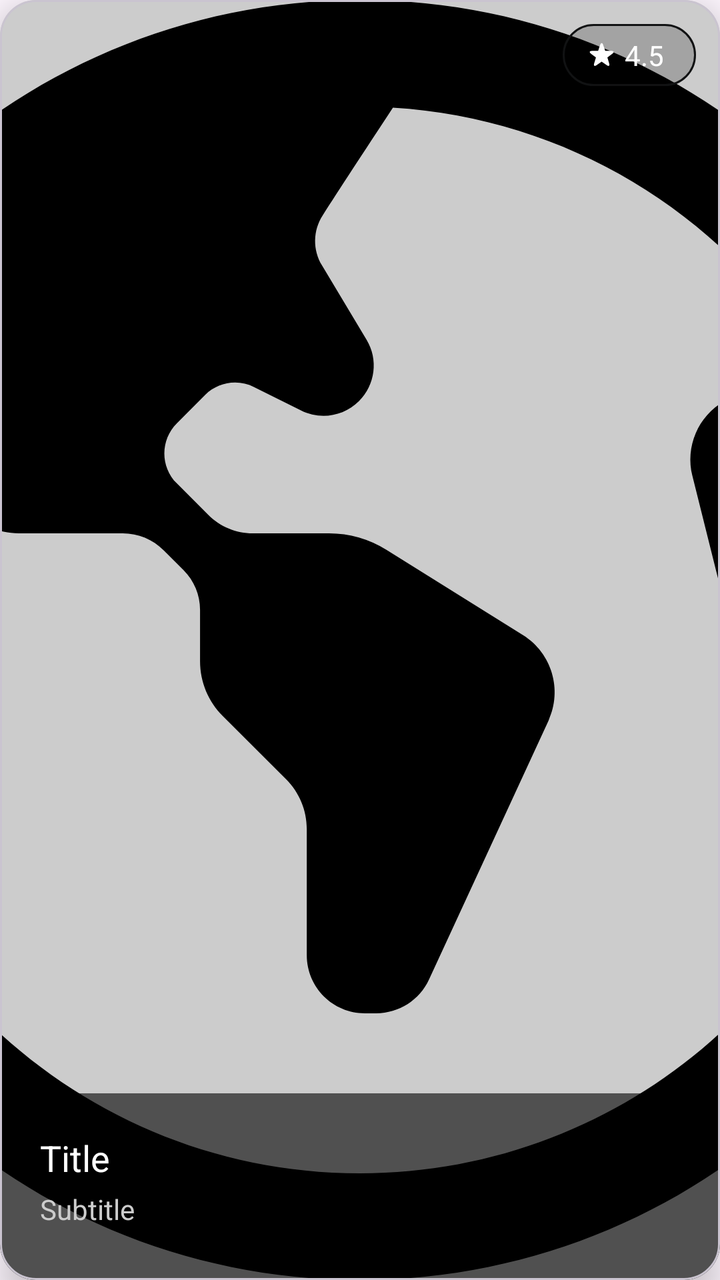
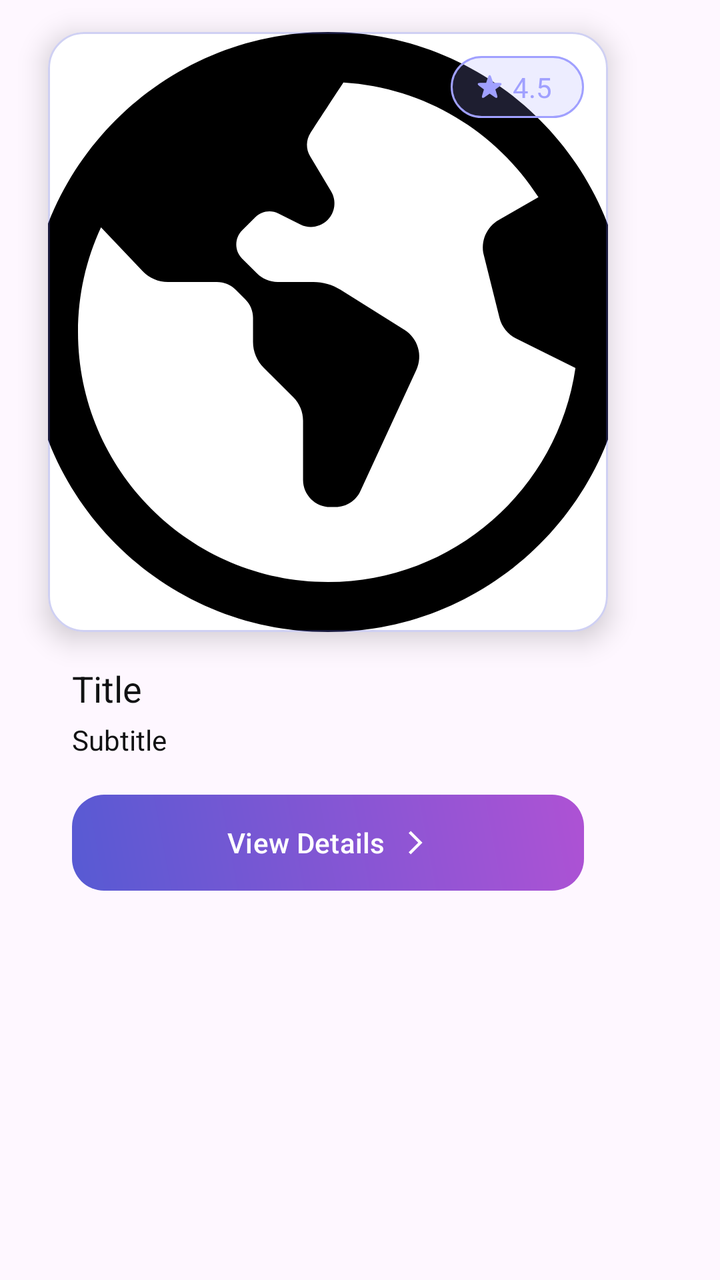

An Android layout rendered at two revisions. The XML below is the earlier revision; the diff shows what the commit changed to produce the second picture.
<!-- AndroidManifest.xml: application theme Theme.SpaceAdvisor -->
<!-- res/layout/item_trending_destination.xml -->
<?xml version="1.0" encoding="utf-8"?>
<com.google.android.material.card.MaterialCardView xmlns:android="http://schemas.android.com/apk/res/android"
    xmlns:app="http://schemas.android.com/apk/res-auto"
    android:layout_width="250dp"
    android:layout_height="300dp"
    android:layout_margin="10dp"
    android:backgroundTint="@color/background"
    android:clickable="true"
    android:focusable="true"
    app:cardCornerRadius="18dp"
    app:cardElevation="10dp">


    <RelativeLayout
        android:layout_width="match_parent"
        android:layout_height="match_parent">

        <ImageView
            android:id="@+id/trend_dest_image_item"
            android:layout_width="match_parent"
            android:layout_height="match_parent"
            android:clickable="true"
            android:scaleType="centerCrop"
            android:src="@drawable/ic_home_earth" />

        <View
            android:id="@+id/trend_dest_card_item"
            android:layout_width="match_parent"
            android:layout_height="match_parent"
            android:background="@color/transparent_black_20" />

        <LinearLayout
            android:id="@+id/dest_rating_chip_carousel_item"
            android:layout_width="wrap_content"
            android:layout_height="wrap_content"
            android:layout_alignParentTop="true"
            android:layout_alignParentEnd="true"
            android:layout_marginTop="12dp"
            android:layout_marginEnd="12dp"
            android:background="@drawable/custom_text_gray_background"
            android:gravity="center"
            android:paddingHorizontal="12dp"
            android:paddingVertical="6dp">

            <ImageView
                android:layout_width="15dp"
                android:layout_height="15dp"
                android:scaleType="centerCrop"
                android:src="@drawable/ic_rating_star_filled"
                app:tint="@color/white" />

            <TextView
                android:id="@+id/trend_dest_rating_item"
                android:layout_width="wrap_content"
                android:layout_height="wrap_content"
                android:paddingHorizontal="4dp"
                android:text="4.5"
                android:textColor="@color/white"
                android:textSize="14sp" />

        </LinearLayout>

        <LinearLayout
            android:id="@+id/trend_dest_details_container_item"
            android:layout_width="match_parent"
            android:layout_height="wrap_content"
            android:layout_alignParentBottom="true"
            android:background="@color/transparent_black_60"
            android:orientation="vertical"
            android:paddingHorizontal="20dp"
            android:paddingVertical="20dp">


            <TextView
                android:id="@+id/trend_dest_title_item"
                android:layout_width="wrap_content"
                android:layout_height="wrap_content"
                android:layout_marginBottom="4dp"
                android:text="Title"
                android:textColor="@color/white"
                android:textSize="18sp" />

            <TextView
                android:id="@+id/trend_dest_subtitle_item"
                android:layout_width="wrap_content"
                android:layout_height="wrap_content"
                android:layout_marginBottom="6dp"
                android:text="Subtitle"
                android:textColor="@color/gray_light"
                android:textSize="14sp" />

            
            
            
            
            
            
            
            
            
            
            
            
            
        </LinearLayout>

    </RelativeLayout>

</com.google.android.material.card.MaterialCardView>
<!-- resources referenced by this layout -->
<resources>
  <color name="background">@color/white</color>
  <color name="gray_light">#CCCCCC</color>
  <color name="transparent_black_20">#33000000</color>
  <color name="transparent_black_60">#9A000000</color>
  <color name="white">#FFFFFFFF</color>
  <!-- drawable custom_text_gray_background (drawable) -->
  <?xml version="1.0" encoding="utf-8"?>
  <shape xmlns:android="http://schemas.android.com/apk/res/android">
      <solid android:color="@color/chip_fill_quaternary" />
      <stroke
          android:width="1dp"
          android:color="@color/chip_quaternary" />
      <corners android:radius="16dp" />
  </shape>
  <style name="Theme.SpaceAdvisor" parent="Base.Theme.SpaceAdvisor">
          <item name="colorPrimary">@color/primary</item>
          <item name="customColorPrimary">@color/primary</item>
          <item name="customColorPrimaryGlow">@color/primary_glow</item>
          <item name="customColorPrimaryFaded">@color/primary_faded</item>
          <item name="customColorPrimaryLight">@color/primary_light</item>
          <item name="customColorPrimaryVariant">@color/primary_variant</item>
          <item name="customColorPrimaryVariantFaded">@color/primary_variant_faded</item>
      </style>
  <color name="chip_fill_quaternary">@color/transparent_black_20</color>
  <color name="chip_quaternary">@color/deep_black</color>
  <style name="Base.Theme.SpaceAdvisor" parent="Theme.Material3.DayNight.NoActionBar">
          <item name="colorPrimary">@color/primary</item>
      </style>
  <color name="primary">@color/space_purple</color>
  <color name="primary_glow">@color/space_purple_glow</color>
  <color name="primary_faded">@color/space_purple_faded</color>
  <color name="primary_light">@color/space_purple_light</color>
  <color name="primary_variant">@color/space_pink</color>
  <color name="primary_variant_faded">@color/space_pink_faded</color>
  <color name="deep_black">#111213</color>
  <color name="space_purple">#575AD3</color>
  <color name="space_purple_glow">#48575AD3</color>
  <color name="space_purple_faded">#50A0A0FF</color>
  <color name="space_purple_light">#A0A0FF</color>
  <color name="space_pink">#AE52D4</color>
  <color name="space_pink_faded">#20AE52D4</color>
  <!-- unchanged entries left out for length: 2 -->
</resources>

<!-- the commit's change to res/layout/item_trending_destination.xml (unified diff, before → after) -->
@@ -1,75 +1,82 @@
 <?xml version="1.0" encoding="utf-8"?>
 <com.google.android.material.card.MaterialCardView xmlns:android="http://schemas.android.com/apk/res/android"
     xmlns:app="http://schemas.android.com/apk/res-auto"
-    android:layout_width="250dp"
-    android:layout_height="300dp"
-    android:layout_margin="10dp"
-    android:backgroundTint="@color/background"
-    android:clickable="true"
-    android:focusable="true"
-    app:cardCornerRadius="18dp"
-    app:cardElevation="10dp">
+    android:layout_width="wrap_content"
+    android:layout_height="wrap_content"
+    android:backgroundTint="@color/transparent"
+    app:strokeWidth="0dp">
 
+    <LinearLayout
+        android:layout_width="wrap_content"
+        android:layout_height="wrap_content"
+        android:orientation="vertical">
 
-    <RelativeLayout
-        android:layout_width="match_parent"
-        android:layout_height="match_parent">
+        <com.google.android.material.card.MaterialCardView
+            android:id="@+id/dest_card_item_trending_dest"
+            android:layout_width="280dp"
+            android:layout_height="300dp"
+            android:layout_marginHorizontal="24dp"
+            android:layout_marginVertical="16dp"
+            app:cardBackgroundColor="@color/background"
+            app:cardCornerRadius="18dp"
+            app:cardElevation="8dp"
+            app:strokeColor="?attr/customColorPrimaryFaded"
+            app:strokeWidth="1dp">
 
-        <ImageView
-            android:id="@+id/trend_dest_image_item"
-            android:layout_width="match_parent"
-            android:layout_height="match_parent"
-            android:clickable="true"
-            android:scaleType="centerCrop"
-            android:src="@drawable/ic_home_earth" />
+            <RelativeLayout
+                android:layout_width="match_parent"
+                android:layout_height="wrap_content">
 
-        <View
-            android:id="@+id/trend_dest_card_item"
-            android:layout_width="match_parent"
-            android:layout_height="match_parent"
-            android:background="@color/transparent_black_20" />
+                <ImageView
+                    android:id="@+id/trend_dest_image_item"
+                    android:layout_width="match_parent"
+                    android:layout_height="match_parent"
+                    android:clickable="true"
+                    android:focusable="true"
+                    android:scaleType="centerCrop"
+                    android:src="@drawable/ic_home_earth" />
+
+                <LinearLayout
+                    android:id="@+id/dest_rating_chip_carousel_item"
+                    android:layout_width="wrap_content"
+                    android:layout_height="wrap_content"
+                    android:layout_alignTop="@+id/trend_dest_image_item"
+                    android:layout_alignEnd="@+id/trend_dest_image_item"
+                    android:layout_marginTop="12dp"
+                    android:layout_marginEnd="12dp"
+                    android:background="@drawable/bg_primary_light_stroke"
+                    android:gravity="center"
+                    android:paddingHorizontal="12dp"
+                    android:paddingVertical="6dp">
+
+                    <ImageView
+                        android:layout_width="15dp"
+                        android:layout_height="15dp"
+                        android:scaleType="centerCrop"
+                        android:src="@drawable/ic_rating_star_filled"
+                        app:tint="?attr/customColorPrimaryLight" />
+
+                    <TextView
+                        android:id="@+id/trend_dest_rating_item"
+                        android:layout_width="wrap_content"
+                        android:layout_height="wrap_content"
+                        android:paddingHorizontal="4dp"
+                        android:text="4.5"
+                        android:textColor="?attr/customColorPrimaryLight"
+                        android:textSize="14sp" />
+
+                </LinearLayout>
+
+            </RelativeLayout>
+
+        </com.google.android.material.card.MaterialCardView>
 
         <LinearLayout
-            android:id="@+id/dest_rating_chip_carousel_item"
-            android:layout_width="wrap_content"
-            android:layout_height="wrap_content"
-            android:layout_alignParentTop="true"
-            android:layout_alignParentEnd="true"
-            android:layout_marginTop="12dp"
-            android:layout_marginEnd="12dp"
-            android:background="@drawable/custom_text_gray_background"
-            android:gravity="center"
-            android:paddingHorizontal="12dp"
-            android:paddingVertical="6dp">
-
-            <ImageView
-                android:layout_width="15dp"
-                android:layout_height="15dp"
-                android:scaleType="centerCrop"
-                android:src="@drawable/ic_rating_star_filled"
-                app:tint="@color/white" />
-
-            <TextView
-                android:id="@+id/trend_dest_rating_item"
-                android:layout_width="wrap_content"
-                android:layout_height="wrap_content"
-                android:paddingHorizontal="4dp"
-                android:text="4.5"
-                android:textColor="@color/white"
-                android:textSize="14sp" />
-
-        </LinearLayout>
-
-        <LinearLayout
-            android:id="@+id/trend_dest_details_container_item"
             android:layout_width="match_parent"
             android:layout_height="wrap_content"
-            android:layout_alignParentBottom="true"
-            android:background="@color/transparent_black_60"
+            android:layout_marginHorizontal="24dp"
             android:orientation="vertical"
-            android:paddingHorizontal="20dp"
-            android:paddingVertical="20dp">
-
+            android:paddingHorizontal="12dp">
 
             <TextView
                 android:id="@+id/trend_dest_title_item"
@@ -77,33 +84,36 @@
                 android:layout_height="wrap_content"
                 android:layout_marginBottom="4dp"
                 android:text="Title"
-                android:textColor="@color/white"
+                android:textColor="@color/title"
                 android:textSize="18sp" />
 
             <TextView
                 android:id="@+id/trend_dest_subtitle_item"
-                android:layout_width="wrap_content"
+                android:layout_width="match_parent"
                 android:layout_height="wrap_content"
                 android:layout_marginBottom="6dp"
                 android:text="Subtitle"
-                android:textColor="@color/gray_light"
+                android:textColor="@color/subtitle"
                 android:textSize="14sp" />
 
-            
-            
-            
-            
-            
-            
-            
-            
-            
-            
-            
-            
-            
+            <com.google.android.material.button.MaterialButton
+                android:id="@+id/btn_explore_trend_dest_item"
+                android:layout_width="match_parent"
+                android:layout_height="wrap_content"
+                android:layout_marginTop="12dp"
+                android:background="@drawable/bg_gradient"
+                android:text="View Details"
+                android:textColor="@color/on_primary"
+                android:textSize="14sp"
+                app:backgroundTint="@null"
+                app:cornerRadius="10dp"
+                app:icon="@drawable/ic_arrow_right"
+                app:iconGravity="textEnd"
+                app:iconSize="14dp"
+                app:iconTint="@color/on_primary" />
+
         </LinearLayout>
 
-    </RelativeLayout>
+    </LinearLayout>
 
 </com.google.android.material.card.MaterialCardView>
<!-- resource entries referenced after the edit -->
@@ -1,44 +1,57 @@
 <!-- resources referenced by this layout -->
 <resources>
   <color name="background">@color/white</color>
-  <color name="gray_light">#CCCCCC</color>
-  <color name="transparent_black_20">#33000000</color>
-  <color name="transparent_black_60">#9A000000</color>
-  <color name="white">#FFFFFFFF</color>
-  <!-- drawable custom_text_gray_background (drawable) -->
+  <color name="on_primary">@color/white</color>
+  <color name="subtitle">@color/secondary</color>
+  <color name="title">@color/secondary</color>
+  <color name="transparent">#00000000</color>
+  <!-- drawable bg_gradient (drawable) -->
   <?xml version="1.0" encoding="utf-8"?>
-  <shape xmlns:android="http://schemas.android.com/apk/res/android">
-      <solid android:color="@color/chip_fill_quaternary" />
+  <shape xmlns:android="http://schemas.android.com/apk/res/android"
+      android:shape="rectangle">
+      <corners android:radius="16dp" />
+      <gradient
+          android:angle="45"
+          android:endColor="?attr/customColorPrimaryVariant"
+          android:startColor="?attr/customColorPrimary"
+          android:type="linear" />
+  
+  </shape>
+  <!-- drawable bg_primary_light_stroke (drawable) -->
+  <?xml version="1.0" encoding="utf-8"?>
+  <shape xmlns:android="http://schemas.android.com/apk/res/android"
+      android:shape="rectangle">
+      <corners android:radius="20dp" />
+      <solid android:color="?attr/customColorPrimaryLightFaded" />
       <stroke
           android:width="1dp"
-          android:color="@color/chip_quaternary" />
-      <corners android:radius="16dp" />
+          android:color="?attr/customColorPrimaryLight" />
   </shape>
+  <!-- drawable ic_arrow_right (drawable) -->
+  <vector xmlns:android="http://schemas.android.com/apk/res/android" android:autoMirrored="true" android:height="24dp" android:tint="#000000" android:viewportHeight="960" android:viewportWidth="960" android:width="24dp">
+        
+      <path android:fillColor="@android:color/white" android:pathData="M321,880L250,809L579,480L250,151L321,80L721,480L321,880Z"/>
+      
+  </vector>
+  <color name="white">#FFFFFFFF</color>
+  <color name="secondary">@color/deep_black</color>
   <style name="Theme.SpaceAdvisor" parent="Base.Theme.SpaceAdvisor">
-          <item name="colorPrimary">@color/primary</item>
-          <item name="customColorPrimary">@color/primary</item>
-          <item name="customColorPrimaryGlow">@color/primary_glow</item>
-          <item name="customColorPrimaryFaded">@color/primary_faded</item>
-          <item name="customColorPrimaryLight">@color/primary_light</item>
-          <item name="customColorPrimaryVariant">@color/primary_variant</item>
-          <item name="customColorPrimaryVariantFaded">@color/primary_variant_faded</item>
+          <item name="colorPrimary">@color/space_purple</item>
+          <item name="customColorPrimary">@color/space_purple</item>
+          <item name="customColorPrimaryFaded">@color/space_purple_faded</item>
+          <item name="customColorPrimaryLight">@color/space_purple_light</item>
+          <item name="customColorPrimaryLightFaded">@color/space_purple_light_faded</item>
+          <item name="customColorPrimaryVariant">@color/space_pink</item>
+          <item name="customColorPrimaryVariantFaded">@color/space_pink_faded</item>
       </style>
-  <color name="chip_fill_quaternary">@color/transparent_black_20</color>
-  <color name="chip_quaternary">@color/deep_black</color>
   <style name="Base.Theme.SpaceAdvisor" parent="Theme.Material3.DayNight.NoActionBar">
-          <item name="colorPrimary">@color/primary</item>
+          <item name="colorPrimary">@color/space_purple</item>
       </style>
-  <color name="primary">@color/space_purple</color>
-  <color name="primary_glow">@color/space_purple_glow</color>
-  <color name="primary_faded">@color/space_purple_faded</color>
-  <color name="primary_light">@color/space_purple_light</color>
-  <color name="primary_variant">@color/space_pink</color>
-  <color name="primary_variant_faded">@color/space_pink_faded</color>
   <color name="deep_black">#111213</color>
   <color name="space_purple">#575AD3</color>
-  <color name="space_purple_glow">#48575AD3</color>
-  <color name="space_purple_faded">#50A0A0FF</color>
+  <color name="space_purple_faded">#48575AD3</color>
   <color name="space_purple_light">#A0A0FF</color>
+  <color name="space_purple_light_faded">#30A0A0FF</color>
   <color name="space_pink">#AE52D4</color>
   <color name="space_pink_faded">#20AE52D4</color>
   <!-- unchanged entries left out for length: 2 -->
